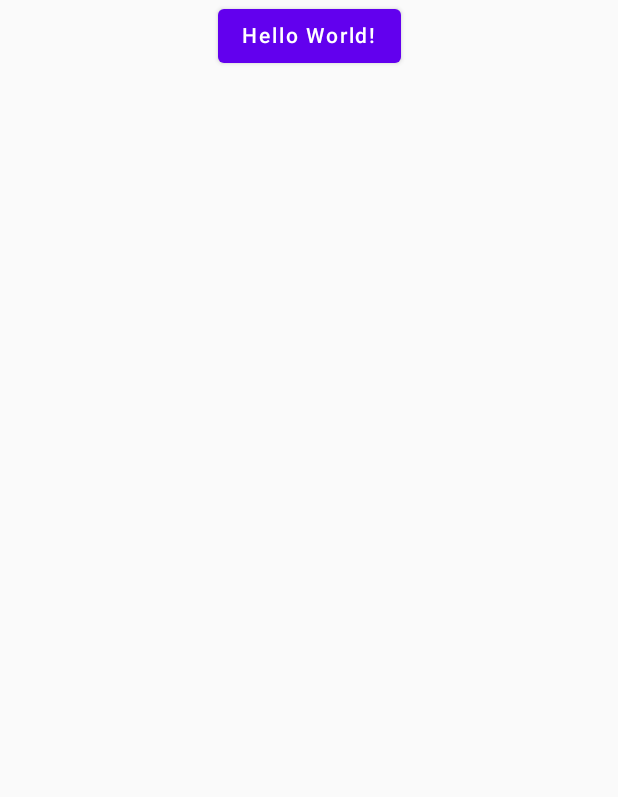
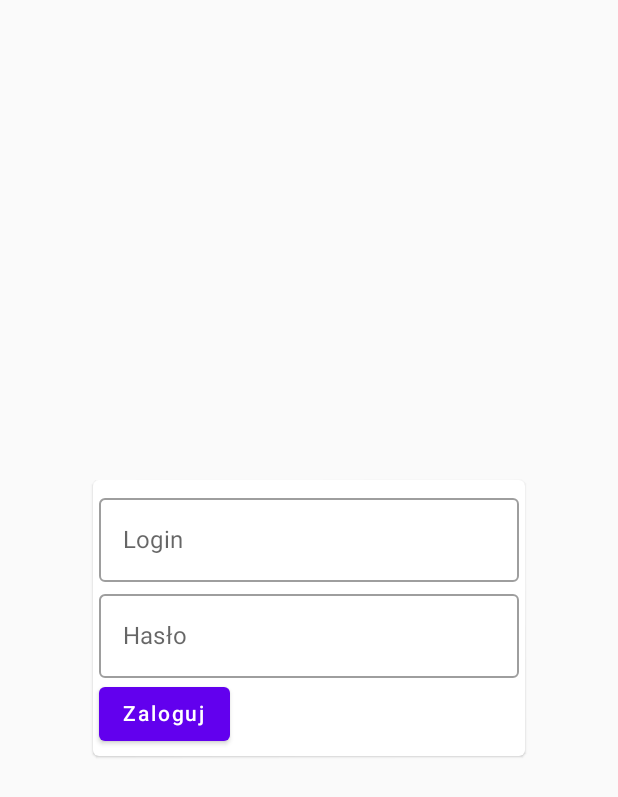
Before and after one commit to LeCadavrExquis/EKartaPacjenta, an Android app built with Jetpack Compose: the screen it shows after launch (MainActivity), on a phone screen of 412 x 824 dp. Shown: the top 797 px of the screen. Run offline under Robolectric (Android 15) with nearby library versions, the phone set to English and light mode, and no system bars; our stand-ins replace Compose Multiplatform resources.

Commit message:
Login screen

```diff
--- a/build.gradle.kts
+++ b/build.gradle.kts
@@ -6,4 +6,5 @@ plugins {
     alias(libs.plugins.androidApplication) apply false
     alias(libs.plugins.androidLibrary) apply false
     alias(libs.plugins.kotlinMultiplatform) apply false
+    kotlin("plugin.serialization") version "1.9.21" apply false
 }
--- a/composeApp/build.gradle.kts
+++ b/composeApp/build.gradle.kts
@@ -22,6 +22,7 @@ kotlin {
             implementation(libs.compose.ui)
             implementation(libs.compose.ui.tooling.preview)
             implementation(libs.androidx.activity.compose)
+            implementation(libs.androidx.lifecycle.viewmodel.compose)
         }
         commonMain.dependencies {
             implementation(projects.shared)
--- a/composeApp/src/androidMain/kotlin/App.kt
+++ /dev/null
@@ -1,39 +0,0 @@
-import androidx.compose.animation.AnimatedVisibility
-import androidx.compose.foundation.Image
-import androidx.compose.foundation.layout.Column
-import androidx.compose.foundation.layout.fillMaxWidth
-import androidx.compose.material.Button
-import androidx.compose.material.MaterialTheme
-import androidx.compose.material.Text
-import androidx.compose.runtime.Composable
-import androidx.compose.runtime.getValue
-import androidx.compose.runtime.mutableStateOf
-import androidx.compose.runtime.remember
-import androidx.compose.runtime.setValue
-import androidx.compose.ui.Alignment
-import androidx.compose.ui.Modifier
-import org.jetbrains.compose.resources.ExperimentalResourceApi
-import org.jetbrains.compose.resources.painterResource
-
-@OptIn(ExperimentalResourceApi::class)
-@Composable
-fun App() {
-    MaterialTheme {
-        var greetingText by remember { mutableStateOf("Hello World!") }
-        var showImage by remember { mutableStateOf(false) }
-        Column(Modifier.fillMaxWidth(), horizontalAlignment = Alignment.CenterHorizontally) {
-            Button(onClick = {
-                greetingText = "Compose: ${Greeting().greet()}"
-                showImage = !showImage
-            }) {
-                Text(greetingText)
-            }
-            AnimatedVisibility(showImage) {
-                Image(
-                    painterResource("compose-multiplatform.xml"),
-                    null
-                )
-            }
-        }
-    }
-}
--- /dev/null
+++ b/composeApp/src/androidMain/kotlin/pl/pw/ekartapacjenta/App.kt
@@ -0,0 +1,20 @@
+package pl.pw.ekartapacjenta
+
+import androidx.compose.material.MaterialTheme
+import androidx.compose.runtime.*
+import androidx.lifecycle.viewmodel.compose.viewModel
+import org.jetbrains.compose.resources.ExperimentalResourceApi
+import pl.pw.ekartapacjenta.ui.HomeView
+import pl.pw.ekartapacjenta.ui.LoginView
+
+@Composable
+fun App(mainViewModel: MainViewModel = viewModel()) {
+    val user by mainViewModel.user.collectAsState()
+    MaterialTheme {
+        if (user != null) {
+            HomeView(user!!)
+        } else {
+            LoginView(mainViewModel::logInUser)
+        }
+    }
+}
--- a/composeApp/src/androidMain/kotlin/pl/pw/ekartapacjenta/MainActivity.kt
+++ b/composeApp/src/androidMain/kotlin/pl/pw/ekartapacjenta/MainActivity.kt
@@ -1,6 +1,5 @@
 package pl.pw.ekartapacjenta
 
-import App
 import android.os.Bundle
 import androidx.activity.ComponentActivity
 import androidx.activity.compose.setContent
--- /dev/null
+++ b/composeApp/src/androidMain/kotlin/pl/pw/ekartapacjenta/MainViewModel.kt
@@ -0,0 +1,24 @@
+package pl.pw.ekartapacjenta
+
+import DummyData
+import androidx.lifecycle.ViewModel
+import kotlinx.coroutines.flow.MutableStateFlow
+import kotlinx.coroutines.flow.StateFlow
+import kotlinx.coroutines.flow.update
+import model.User
+import java.util.*
+
+class MainViewModel: ViewModel() {
+    private var _user: MutableStateFlow<User?> = MutableStateFlow(null)
+
+    val user: StateFlow<User?>
+        get() = _user
+
+    // TODO
+    fun logInUser(login: String, password: String): Boolean {
+        if (password == "123") {
+            _user.update { old -> DummyData.user1 }
+        }
+        return password == "123"
+    }
+}
--- /dev/null
+++ b/composeApp/src/androidMain/kotlin/pl/pw/ekartapacjenta/ui/LoginView.kt
@@ -0,0 +1,55 @@
+package pl.pw.ekartapacjenta.ui
+
+import androidx.compose.foundation.layout.Box
+import androidx.compose.foundation.layout.Column
+import androidx.compose.foundation.layout.fillMaxSize
+import androidx.compose.foundation.layout.padding
+import androidx.compose.material.*
+import androidx.compose.runtime.*
+import androidx.compose.ui.Alignment
+import androidx.compose.ui.Modifier
+import androidx.compose.ui.unit.dp
+
+@Composable
+fun LoginView(
+    logIn: (login: String, pass: String) -> Boolean
+) {
+    var login by remember { mutableStateOf("") }
+    var password by remember { mutableStateOf("") }
+    var error by remember { mutableStateOf(false) }
+
+    Box(
+        modifier = Modifier.fillMaxSize(),
+        contentAlignment = Alignment.Center
+    ) {
+        Card {
+            Column(
+                modifier = Modifier.padding(4.dp)
+            ) {
+                OutlinedTextField(
+                    label = { Text("Login") },
+                    value = login,
+                    onValueChange = { newValue ->
+                        login = newValue
+                    },
+                    isError = error
+                )
+                OutlinedTextField(
+                    label = { Text("Hasło") },
+                    value = password,
+                    onValueChange = { newValue ->
+                        password = newValue
+                    },
+                    isError = error
+                )
+                Button(
+                    onClick = {
+                        val loggedInSuccess = logIn(login, password)
+
+                        error = !loggedInSuccess
+                    }
+                ) { Text("Zaloguj") }
+            }
+        }
+    }
+}
--- a/gradle/libs.versions.toml
+++ b/gradle/libs.versions.toml
@@ -1,5 +1,8 @@
 [versions]
+kotlinxDatetime = "0.5.0"
+kotlinxSerializationJson = "1.6.2"
 ktor = "2.3.6"
+lifecycleViewmodelCompose = "2.6.2"
 logback = "1.4.13"
 compose = "1.5.4"
 compose-plugin = "1.5.11"
@@ -19,9 +22,12 @@ kotlin = "1.9.21"
 junit = "4.13.2"
 
 [libraries]
+androidx-lifecycle-viewmodel-compose = { module = "androidx.lifecycle:lifecycle-viewmodel-compose", version.ref = "lifecycleViewmodelCompose" }
 kotlin-test = { module = "org.jetbrains.kotlin:kotlin-test", version.ref = "kotlin" }
 kotlin-test-junit = { module = "org.jetbrains.kotlin:kotlin-test-junit", version.ref = "kotlin" }
 junit = { group = "junit", name = "junit", version.ref = "junit" }
+kotlinx-datetime = { module = "org.jetbrains.kotlinx:kotlinx-datetime", version.ref = "kotlinxDatetime" }
+kotlinx-serialization-json = { module = "org.jetbrains.kotlinx:kotlinx-serialization-json", version.ref = "kotlinxSerializationJson" }
 logback = { module = "ch.qos.logback:logback-classic", version.ref = "logback" }
 ktor-server-core = { module = "io.ktor:ktor-server-core-jvm", version.ref = "ktor" }
 ktor-server-netty = { module = "io.ktor:ktor-server-netty-jvm", version.ref = "ktor" }
--- a/server/src/main/kotlin/pl/pw/ekartapacjenta/Application.kt
+++ b/server/src/main/kotlin/pl/pw/ekartapacjenta/Application.kt
@@ -1,6 +1,5 @@
 package pl.pw.ekartapacjenta
 
-import Greeting
 import SERVER_PORT
 import io.ktor.server.application.*
 import io.ktor.server.engine.*
@@ -16,7 +15,7 @@ fun main() {
 fun Application.module() {
     routing {
         get("/") {
-            call.respondText("Ktor: ${Greeting().greet()}")
+            call.respondText("Ekarta pacjenta")
         }
     }
 }
--- a/shared/build.gradle.kts
+++ b/shared/build.gradle.kts
@@ -1,6 +1,7 @@
 plugins {
     alias(libs.plugins.kotlinMultiplatform)
     alias(libs.plugins.androidLibrary)
+    kotlin("plugin.serialization") version "1.9.21"
 }
 
 kotlin {
@@ -16,7 +17,8 @@ kotlin {
 
     sourceSets {
         commonMain.dependencies {
-            // put your Multiplatform dependencies here
+            implementation(libs.kotlinx.serialization.json)
+            implementation(libs.kotlinx.datetime)
         }
     }
 }
--- a/shared/src/commonMain/kotlin/Platform.kt
+++ /dev/null
@@ -1,5 +0,0 @@
-interface Platform {
-    val name: String
-}
-
-expect fun getPlatform(): Platform
```
Also changed, not shown: composeApp/src/androidMain/kotlin/pl/pw/ekartapacjenta/ui/HomeView.kt (added, +38 -0 lines), composeApp/src/androidMain/resources/compose-multiplatform.xml (deleted, +0 -36 lines), shared/src/androidMain/kotlin/Platform.android.kt (deleted, +0 -7 lines), shared/src/commonMain/kotlin/DummyData.kt (added, +20 -0 lines), shared/src/commonMain/kotlin/Greeting.kt (deleted, +0 -7 lines), shared/src/commonMain/kotlin/Helpers.kt (added, +18 -0 lines), shared/src/commonMain/kotlin/model/User.kt (added, +19 -0 lines), 1 other file.
